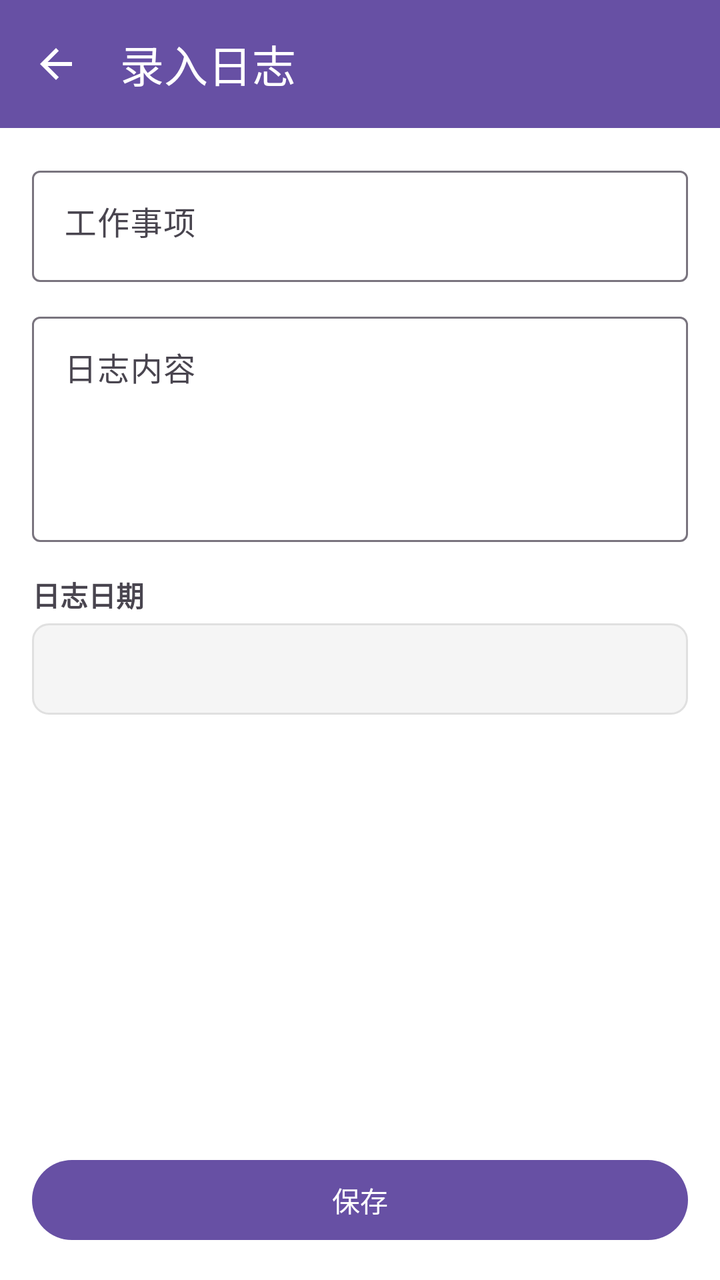
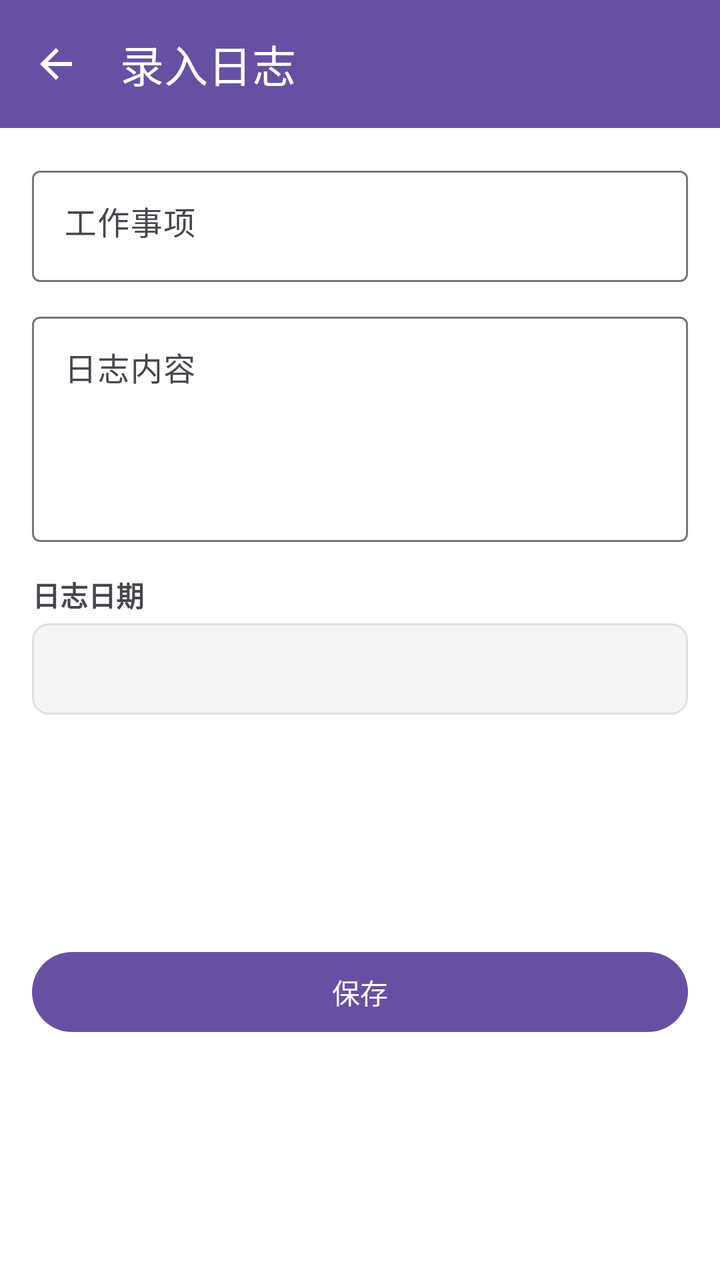

Screens rendered from an Android XML layout before and after an edit, with the pre-edit source and the edit as a unified diff.
<!-- AndroidManifest.xml: application theme Theme.Project_Pandora -->
<!-- res/layout/activity_log_create.xml -->
<?xml version="1.0" encoding="utf-8"?>
<layout xmlns:android="http://schemas.android.com/apk/res/android"
    xmlns:app="http://schemas.android.com/apk/res-auto">

    <data>

    </data>

    <androidx.constraintlayout.widget.ConstraintLayout
        android:layout_width="match_parent"
        android:layout_height="match_parent"
        android:fitsSystemWindows="true"
        android:background="@android:color/white">

        <com.google.android.material.appbar.MaterialToolbar
            android:id="@+id/toolbar"
            android:layout_width="match_parent"
            android:layout_height="wrap_content"
            android:background="?attr/colorPrimary"
            app:title="录入日志"
            app:titleTextColor="@android:color/white"
            app:navigationIcon="@drawable/ic_back"
            app:layout_constraintTop_toTopOf="parent" />

        <TextView
            android:id="@+id/textAutoSaveStatus"
            android:layout_width="match_parent"
            android:layout_height="wrap_content"
            android:padding="4dp"
            android:textAlignment="center"
            android:textSize="12sp"
            android:textColor="#888888"
            android:visibility="gone"
            app:layout_constraintTop_toBottomOf="@id/toolbar" />

        <ScrollView
            android:layout_width="match_parent"
            android:layout_height="0dp"
            app:layout_constraintTop_toBottomOf="@id/textAutoSaveStatus"
            app:layout_constraintBottom_toTopOf="@id/btnSave">

            <LinearLayout
                android:layout_width="match_parent"
                android:layout_height="wrap_content"
                android:orientation="vertical"
                android:padding="16dp">


                <com.google.android.material.textfield.TextInputLayout
                    android:layout_width="match_parent"
                    android:layout_height="wrap_content"
                    android:hint="工作事项">

                    <com.google.android.material.textfield.TextInputEditText
                        android:id="@+id/editWorkItem"
                        android:layout_width="match_parent"
                        android:layout_height="wrap_content"
                        android:inputType="textMultiLine"
                        android:maxLines="5"
                        android:gravity="start|top" />

                </com.google.android.material.textfield.TextInputLayout>


                <com.google.android.material.textfield.TextInputLayout
                    android:layout_width="match_parent"
                    android:layout_height="wrap_content"
                    android:layout_marginTop="12dp"
                    android:hint="日志内容">

                    <com.google.android.material.textfield.TextInputEditText
                        android:id="@+id/editWorkContent"
                        android:layout_width="match_parent"
                        android:layout_height="wrap_content"
                        android:inputType="textMultiLine"
                        android:minLines="4"
                        android:maxLines="8"
                        android:gravity="start|top" />

                </com.google.android.material.textfield.TextInputLayout>


                <TextView
                    android:layout_width="wrap_content"
                    android:layout_height="wrap_content"
                    android:layout_marginTop="16dp"
                    android:text="日志日期"
                    android:textStyle="bold" />

                <TextView
                    android:id="@+id/textLogDate"
                    android:layout_width="match_parent"
                    android:layout_height="wrap_content"
                    android:layout_marginTop="4dp"
                    android:padding="12dp"
                    android:background="@drawable/bg_date_picker"
                    android:textSize="16sp" />

            </LinearLayout>

        </ScrollView>

        <com.google.android.material.button.MaterialButton
            android:id="@+id/btnSave"
            android:layout_width="match_parent"
            android:layout_height="wrap_content"
            android:layout_margin="16dp"
            android:text="保存"
            app:layout_constraintBottom_toBottomOf="parent" />

    </androidx.constraintlayout.widget.ConstraintLayout>
</layout>
<!-- resources referenced by this layout -->
<resources>
  <!-- drawable bg_date_picker (drawable) -->
  <?xml version="1.0" encoding="utf-8"?>
  <shape xmlns:android="http://schemas.android.com/apk/res/android"
      android:shape="rectangle">
      <solid android:color="#F5F5F5" />
      <corners android:radius="8dp" />
      <stroke android:width="1dp" android:color="#E0E0E0" />
  </shape>
  <!-- drawable ic_back (drawable) -->
  <vector xmlns:android="http://schemas.android.com/apk/res/android"
      android:width="24dp"
      android:height="24dp"
      android:viewportWidth="24"
      android:viewportHeight="24"
      android:tint="?attr/colorOnPrimary">
      <path
          android:fillColor="@android:color/white"
          android:pathData="M20,11H7.83l5.59,-5.59L12,4l-8,8 8,8 1.41,-1.41L7.83,13H20v-2z" />
  </vector>
  <style name="Theme.Project_Pandora" parent="Base.Theme.Project_Pandora" />
  <style name="Base.Theme.Project_Pandora" parent="Theme.Material3.DayNight.NoActionBar">
          
          
      </style>
</resources>

<!-- the commit's change to res/layout/activity_log_create.xml (unified diff, before → after) -->
@@ -104,7 +104,10 @@
             android:id="@+id/btnSave"
             android:layout_width="match_parent"
             android:layout_height="wrap_content"
-            android:layout_margin="16dp"
+            android:layout_marginStart="16dp"
+            android:layout_marginEnd="16dp"
+            android:layout_marginTop="16dp"
+            android:layout_marginBottom="120dp"
             android:text="保存"
             app:layout_constraintBottom_toBottomOf="parent" />
 
